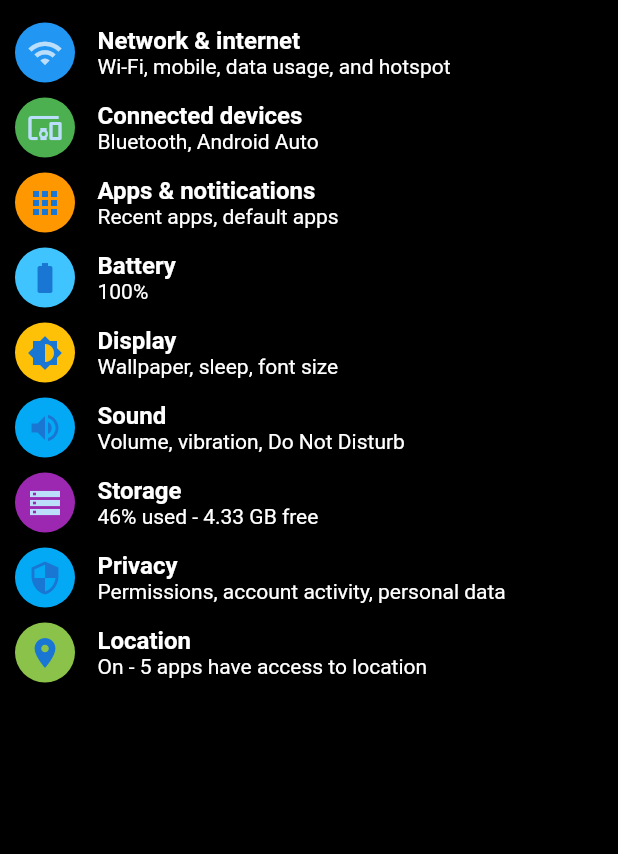
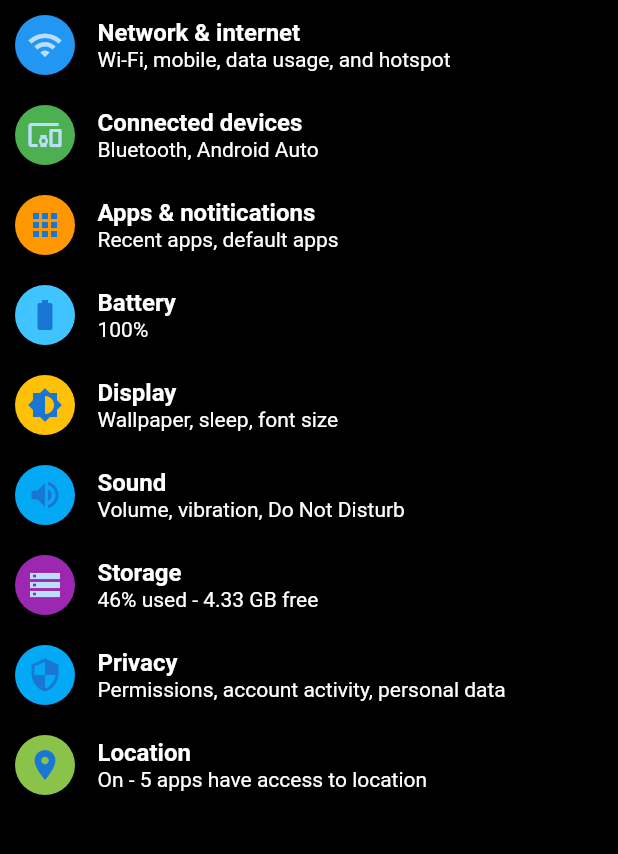
Before and after one commit to PranayBajracharya/Settings, a Flutter app: the screen it shows after launch, on a phone screen of 412 x 824 dp, the part 156-1010 px from its top. Run offline on Flutter 3.47's test engine with Material 2 defaults, Android fonts, the phone set to English and light mode, and no system bars.

Commit message:
fix: padding fixes

```diff
--- a/lib/settings/settings.dart
+++ b/lib/settings/settings.dart
@@ -18,7 +18,7 @@ class Settings extends StatelessWidget {
         children: [
           SearchBar(),
           Padding(
-            padding: const EdgeInsets.symmetric(horizontal: 10, vertical: 10),
+            padding: const EdgeInsets.symmetric(horizontal: 10),
             child: SettingsList(),
           )
         ],
--- a/lib/settings/settingsList/settingsList.dart
+++ b/lib/settings/settingsList/settingsList.dart
@@ -8,7 +8,7 @@ class SettingsList extends StatelessWidget {
     return Column(
       children: [
         Padding(
-          padding: EdgeInsets.symmetric(vertical: 5),
+          padding: EdgeInsets.symmetric(vertical: 10),
           child: Row(
             children: [
               const Padding(
@@ -36,7 +36,7 @@ class SettingsList extends StatelessWidget {
           )
         ),
         Padding(
-          padding: EdgeInsets.symmetric(vertical: 5),
+          padding: EdgeInsets.symmetric(vertical: 10),
           child: Row(
             children: [
               const Padding(
@@ -64,7 +64,7 @@ class SettingsList extends StatelessWidget {
           )
         ),
         Padding(
-          padding: EdgeInsets.symmetric(vertical: 5),
+          padding: EdgeInsets.symmetric(vertical: 10),
           child: Row(
             children: [
               const Padding(
@@ -92,7 +92,7 @@ class SettingsList extends StatelessWidget {
           )
         ),
         Padding(
-          padding: EdgeInsets.symmetric(vertical: 5),
+          padding: EdgeInsets.symmetric(vertical: 10),
           child: Row(
             children: [
               const Padding(
@@ -120,7 +120,7 @@ class SettingsList extends StatelessWidget {
           )
         ),
         Padding(
-          padding: EdgeInsets.symmetric(vertical: 5),
+          padding: EdgeInsets.symmetric(vertical: 10),
           child: Row(
             children: [
               const Padding(
@@ -148,7 +148,7 @@ class SettingsList extends StatelessWidget {
           )
         ),
         Padding(
-          padding: EdgeInsets.symmetric(vertical: 5),
+          padding: EdgeInsets.symmetric(vertical: 10),
           child: Row(
             children: [
               const Padding(
@@ -176,7 +176,7 @@ class SettingsList extends StatelessWidget {
           )
         ),
         Padding(
-          padding: EdgeInsets.symmetric(vertical: 5),
+          padding: EdgeInsets.symmetric(vertical: 10),
           child: Row(
             children: [
               const Padding(
@@ -204,7 +204,7 @@ class SettingsList extends StatelessWidget {
           )
         ),
         Padding(
-          padding: EdgeInsets.symmetric(vertical: 5),
+          padding: EdgeInsets.symmetric(vertical: 10),
           child: Row(
             children: [
               const Padding(
@@ -232,7 +232,7 @@ class SettingsList extends StatelessWidget {
           )
         ),
         Padding(
-          padding: EdgeInsets.symmetric(vertical: 5),
+          padding: EdgeInsets.symmetric(vertical: 10),
           child: Row(
             children: [
               const Padding(
@@ -263,8 +263,6 @@ class SettingsList extends StatelessWidget {
     );
   }
 }
-
-List<Row> options = [];
 
 // class Option extends StatelessWidget {
 //   // const Option({Key? key, }) : super(key: key);
```
